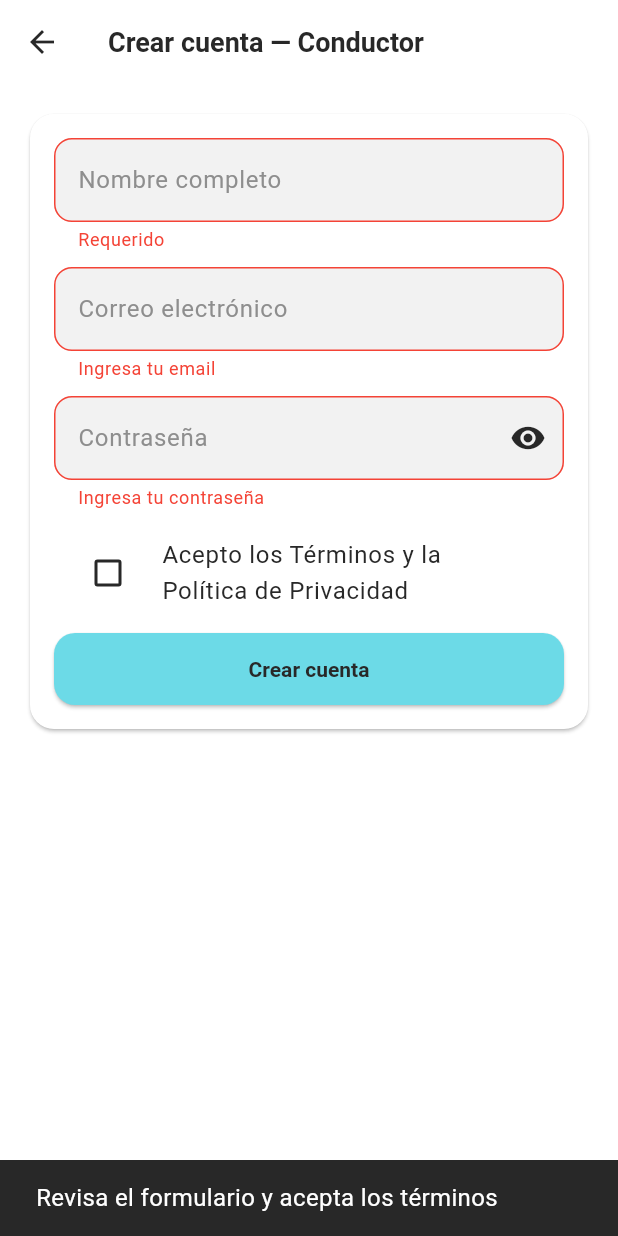
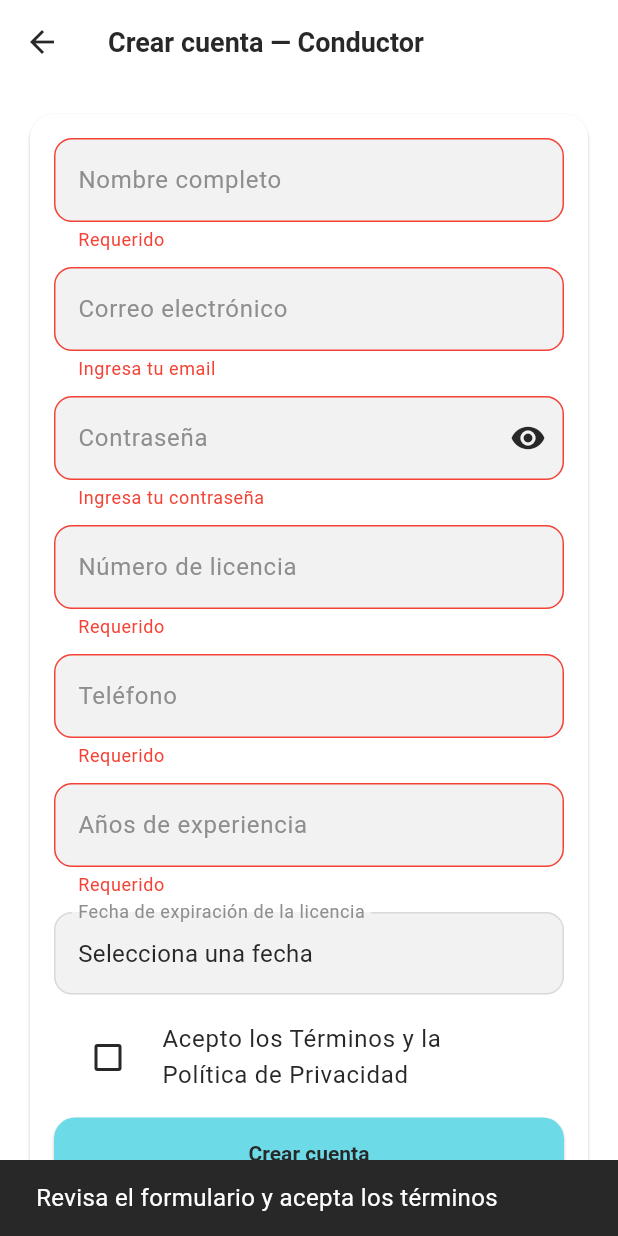
Before and after one commit to 1ACC0238-2520-1821-G2-Flota365/Flota365-mobile-application-flutter, a Flutter app: the RegisterDriverPage screen opened by its route, after a tap on "Crear cuenta", on a phone screen of 412 x 824 dp. Run offline on Flutter 3.47's test engine with Material 3 defaults, Android fonts, the phone set to English and light mode, and no system bars; our stand-ins replace dio, equatable, flutter_bloc, flutter_secure_storage, geolocator, google_maps_flutter; missing offline and left inert: flutter_polyline_points; accounts and stored records are empty.

Commit message:
feat(driver): update register

```diff
--- a/flota365/lib/features/auth/presentation/pages/register_driver_page.dart
+++ b/flota365/lib/features/auth/presentation/pages/register_driver_page.dart
@@ -19,6 +19,11 @@ class _RegisterDriverPageState extends State<RegisterDriverPage> {
   final name = TextEditingController();
   final email = TextEditingController();
   final pass = TextEditingController();
+
+  String licenseNumber = '';
+  String phone = '';
+  int experienceYears = 0;
+  String? licenseExpiryDate;
 
   bool obscure = true;
   bool loading = false;
@@ -59,14 +64,32 @@ class _RegisterDriverPageState extends State<RegisterDriverPage> {
         lastName: last,
         email: email.text.trim(),
         password: pass.text.trim(),
-        role: 'driver',
+        role: 'Driver',
       );
 
-      // 2) Asegurar driver
-      final driver = await driverRepo.ensureDriverForEmail(
-        email: email.text.trim(),
-        fullName: fullName,
-      );
+      final driver = await driverRepo.createDriverFull(
+      firstName: first,
+      lastName: last,
+      email: email.text.trim(),
+      licenseNumber: licenseNumber,
+      licenseExpiryDate: licenseExpiryDate!,
+      phone: phone,
+      experienceYears: experienceYears,
+    );
+
+      print("DATA DRIVER =>");
+      print({
+        "code": "DRV-${DateTime.now().millisecondsSinceEpoch}",
+        "firstName": first,
+        "lastName": last,
+        "licenseNumber": licenseNumber,
+        "licenseExpireDate": licenseExpiryDate,
+        "phone": phone,
+        "email": email.text.trim(),
+        "experienceYears": experienceYears,
+      });
+
+
 
       if (driver == null) {
         throw Exception("No se pudo crear driver");
@@ -150,6 +173,59 @@ class _RegisterDriverPageState extends State<RegisterDriverPage> {
                         validator: (v) => Validators.password(v, min: 6),
                       ),
                       const SizedBox(height: 10),
+                      // Número de licencia
+                      TextFormField(
+                        decoration: const InputDecoration(labelText: 'Número de licencia'),
+                        validator: (v) => v!.isEmpty ? 'Requerido' : null,
+                        onChanged: (v) => licenseNumber = v,
+                      ),
+                      const SizedBox(height: 10),
+
+                      // Teléfono
+                      TextFormField(
+                        decoration: const InputDecoration(labelText: 'Teléfono'),
+                        keyboardType: TextInputType.phone,
+                        validator: (v) => v!.isEmpty ? 'Requerido' : null,
+                        onChanged: (v) => phone = v,
+                      ),
+                      const SizedBox(height: 10),
+
+                      // Años de experiencia
+                      TextFormField(
+                        decoration: const InputDecoration(labelText: 'Años de experiencia'),
+                        keyboardType: TextInputType.number,
+                        validator: (v) => v!.isEmpty ? 'Requerido' : null,
+                        onChanged: (v) => experienceYears = int.tryParse(v) ?? 0,
+                      ),
+                      const SizedBox(height: 10),
+
+                      // Fecha de expiración de licencia
+                      InkWell(
+                        onTap: () async {
+                          final picked = await showDatePicker(
+                            context: context,
+                            initialDate: DateTime.now(),
+                            firstDate: DateTime(2000),
+                            lastDate: DateTime(2030),
+                          );
+                          if (picked != null) {
+                            setState(() => licenseExpiryDate = picked.toIso8601String());
+                          }
+                        },
+                        child: InputDecorator(
+                          decoration: const InputDecoration(
+                            labelText: 'Fecha de expiración de la licencia',
+                            border: OutlineInputBorder(),
+                          ),
+                          child: Text(
+                            licenseExpiryDate != null
+                                ? licenseExpiryDate!.split('T').first
+                                : 'Selecciona una fecha',
+                          ),
+                        ),
+                      ),
+                      const SizedBox(height: 10),
+
 
                       CheckboxListTile(
                         value: acceptTerms,
--- a/flota365/lib/features/driver/presentation/pages/route_detail_page.dart
+++ b/flota365/lib/features/driver/presentation/pages/route_detail_page.dart
@@ -54,7 +54,7 @@ class _RouteDetailViewState extends State<_RouteDetailView> {
   bool userIsInteracting = false;
   Timer? _userInteractionTimer;
 
-  final String gMapsKey = "API_KEY_GOOGLE_MAPS";
+  final String gMapsKey = "API_KEY_GOOGLE_MAPS"; // Reemplazar con tu clave de API
 
   @override
   void dispose() {
--- a/flota365/lib/features/driver/presentation/pages/routes_page.dart
+++ b/flota365/lib/features/driver/presentation/pages/routes_page.dart
@@ -47,7 +47,7 @@ class _RoutesViewState extends State<_RoutesView> {
   Set<Marker> markers = {};
   Set<Polyline> polylines = {};
 
-  final String gMapsKey = "API_KEY_GOOGLE_MAPS";
+  final String gMapsKey = "API_KEY";
 
   @override
   void initState() {
```
Also changed, not shown: flota365/lib/features/auth/data/auth_service.dart (+9 -0 lines), flota365/lib/features/driver/data/driver_repository.dart (+34 -0 lines), 1 other file.
